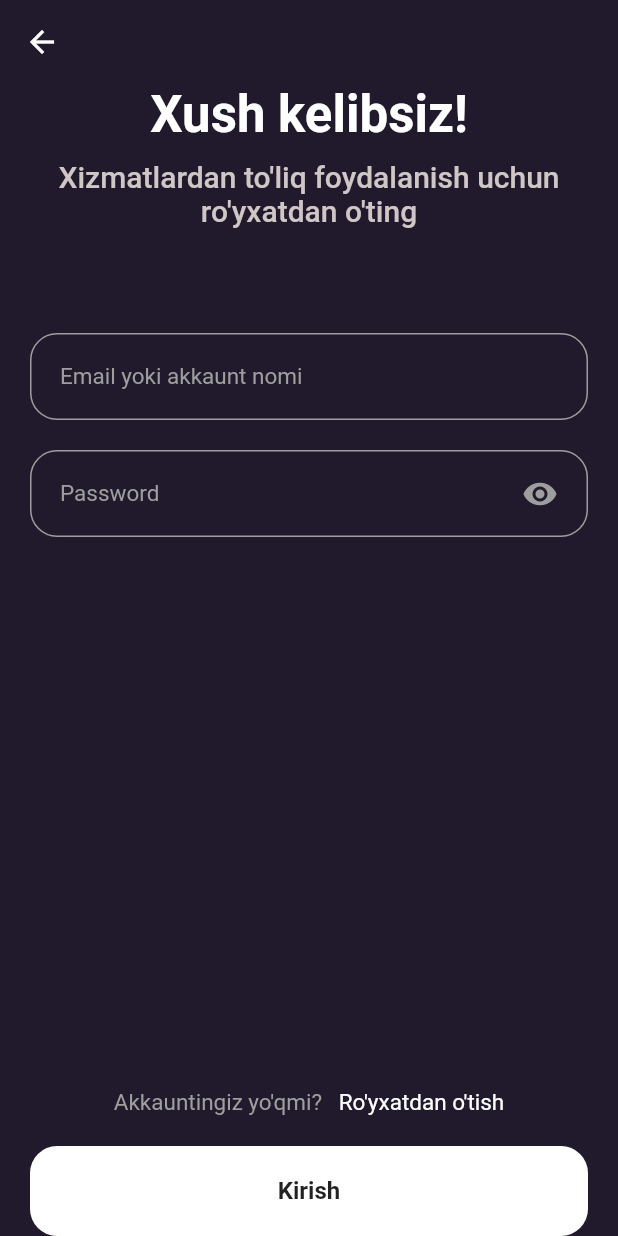
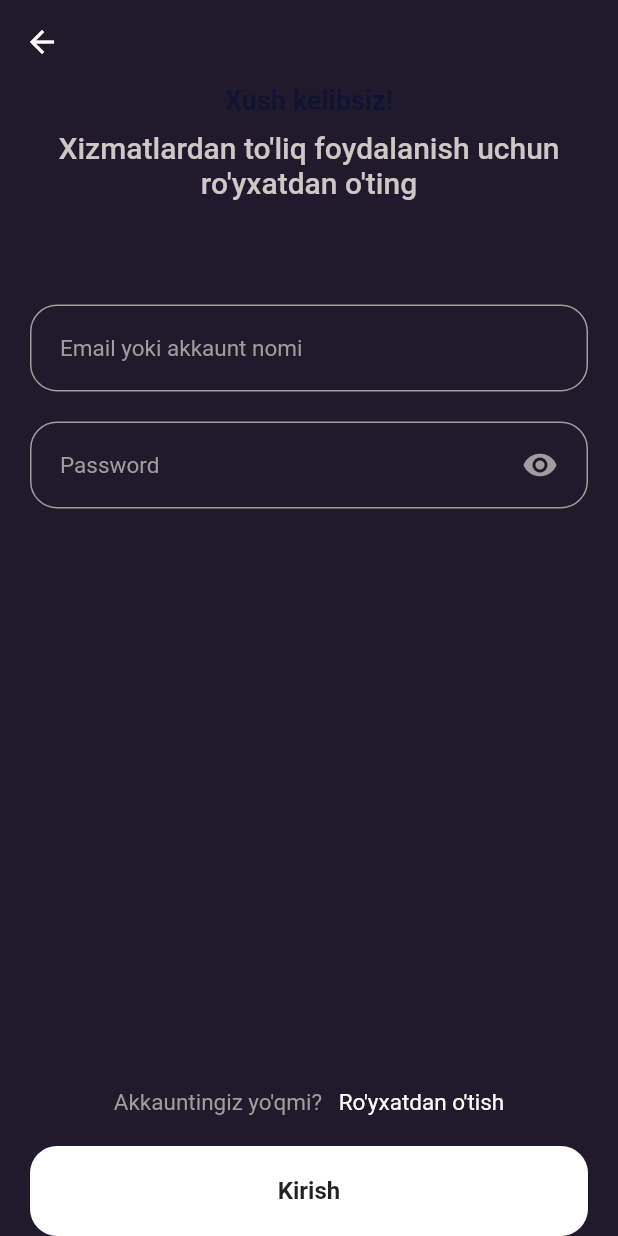
Before and after one commit to AsadbekDeveloper/footzone, a Flutter app: the screen it shows after launch, item 3 of the bottom bar chosen, after a tap on "Kirish", on a phone screen of 412 x 824 dp. Run offline on Flutter 3.47's test engine with Material 2 defaults, Android fonts, the phone set to English and light mode, and no system bars; our stand-ins replace firebase_auth, firebase_core, google_maps_flutter, location; accounts and stored records are empty; network calls fail.

Commit message:
Fixing a lot of stuff

```diff
--- a/lib/constants/colors.dart
+++ b/lib/constants/colors.dart
@@ -5,4 +5,4 @@ const mainYellow = Color(0xFFFFC400);
 const textBlue = Color(0xFF101434);
 const mainGrey = Color.fromARGB(255, 133, 137, 160);
 const mainRed = Color(0xFFDE0B19);
-const mainGreen = Color.fromARGB(255, 120, 255, 83);
+const mainGreen = Color.fromARGB(255, 78, 183, 50);
--- a/lib/constants/text_styles.dart
+++ b/lib/constants/text_styles.dart
@@ -1,9 +1,20 @@
 import 'package:flutter/material.dart';
+import 'package:footzone/constants/colors.dart';
 
-const headText = TextStyle(
-  color: Colors.white,
-  fontSize: 34,
+const cardHeaderText = TextStyle(
+  color: textBlue,
+  fontSize: 18,
   fontWeight: FontWeight.bold,
+);
+const cardDescText = TextStyle(
+  color: textBlue,
+  fontSize: 16,
+  fontWeight: FontWeight.normal,
+);
+const cardDescGreen = TextStyle(
+  color: mainGreen,
+  fontSize: 16,
+  fontWeight: FontWeight.normal,
 );
 
 const bodyText = TextStyle(
--- a/lib/main.dart
+++ b/lib/main.dart
@@ -1,7 +1,7 @@
 import 'package:firebase_core/firebase_core.dart';
 import 'package:flutter/material.dart';
 import 'package:footzone/providers/fields.dart';
-import 'package:footzone/screens/map/map_screen.dart';
+import 'package:footzone/providers/markers.dart';
 import 'package:footzone/screens/map/map_screen.dart';
 import 'package:provider/provider.dart';
 import 'screens/home/home_screen.dart';
@@ -18,8 +18,11 @@ void main() async {
         ChangeNotifierProvider<Fields>(
           create: ((context) => Fields()),
         ),
+        ChangeNotifierProvider<Markers>(
+          create: ((context) => Markers()),
+        ),
       ],
-      child: MyApp(),
+      child: const MyApp(),
     ),
   );
 }
--- a/lib/providers/fields.dart
+++ b/lib/providers/fields.dart
@@ -26,7 +26,7 @@ class Fields extends ChangeNotifier {
       final response = await http.get(url);
       if (response.statusCode == 200) {
         final fieldJson = Map.from(jsonDecode(response.body));
-        if (_fields.length == 0) {
+        if (_fields.isEmpty) {
           fieldJson.forEach((key, value) {
             addToProvider(key, value);
           });
--- a/lib/screens/home/home_screen.dart
+++ b/lib/screens/home/home_screen.dart
@@ -30,10 +30,10 @@ class HomePage extends StatelessWidget {
         ],
       ),
       body: Column(children: [
-        FilterCard(),
+        const FilterCard(),
         Expanded(
           child: Padding(
-            padding: EdgeInsets.all(20.0),
+            padding: const EdgeInsets.all(20.0),
             child: ListView.builder(
               clipBehavior: Clip.antiAlias,
               itemCount: fields.length,
--- /dev/null
+++ b/lib/screens/map/add_marker.dart
@@ -0,0 +1,4 @@
+import 'package:flutter/material.dart';
+import 'package:footzone/screens/map/map_screen.dart';
+import 'package:google_maps_flutter/google_maps_flutter.dart';
+import 'package:location/location.dart';
--- a/lib/screens/register/login_screen.dart
+++ b/lib/screens/register/login_screen.dart
@@ -8,6 +8,8 @@ import 'text_field.dart';
 
 class LoginPage extends StatefulWidget {
   static const id = 'login';
+
+  const LoginPage({super.key});
   @override
   _LoginPageState createState() => _LoginPageState();
 }
@@ -51,7 +53,7 @@ class _LoginPageState extends State<LoginPage> {
                             const Text(
                               textAlign: TextAlign.center,
                               "Xush kelibsiz!",
-                              style: headText,
+                              style: cardHeaderText,
                             ),
                             const SizedBox(
                               height: 10,
--- a/lib/screens/register/register_screen.dart
+++ b/lib/screens/register/register_screen.dart
@@ -8,6 +8,8 @@ import 'text_field.dart';
 
 class RegisterPage extends StatefulWidget {
   static const id = 'register';
+
+  const RegisterPage({super.key});
   @override
   _RegisterPageState createState() => _RegisterPageState();
 }
@@ -54,7 +56,7 @@ class _RegisterPageState extends State<RegisterPage> {
                             const Text(
                               textAlign: TextAlign.center,
                               "Ro'yxatdan o'tish",
-                              style: headText,
+                              style: cardHeaderText,
                             ),
                             const Text(
                               textAlign: TextAlign.center,
--- a/lib/utilities/location_permission.dart
+++ /dev/null
@@ -1,2 +0,0 @@
-
-import 'package:location/location.dart';
--- a/lib/widgets/bottom_navbar.dart
+++ b/lib/widgets/bottom_navbar.dart
@@ -1,4 +1,5 @@
 import 'package:flutter/material.dart';
+import 'package:footzone/screens/map/map_screen.dart';
 
 import '../constants/colors.dart';
 import '../screens/register/login_screen.dart';
@@ -23,7 +24,7 @@ class BottomNavBar extends StatelessWidget {
               }
             case 1:
               {
-                // Navigator.pushNamed(context, MapScreen.id);
+                Navigator.pushNamed(context, MapPage.id);
                 break;
               }
             case 2:
```
Also changed, not shown: lib/providers/markers.dart (added, +25 -0 lines), lib/screens/home/field_card.dart (+51 -21 lines), lib/screens/map/map_screen.dart (+19 -95 lines), lib/utilities/calculate_distance.dart (added, +10 -0 lines), lib/utilities/map/getto_location.dart (added, +35 -0 lines), lib/utilities/map/location_permission.dart (added, +18 -0 lines).
